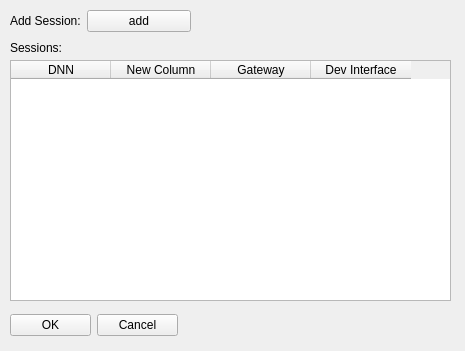
The window that netflux5g-editor/src/gui/ui/UPF_properties.ui (adaptivenetworklab/NetFlux5G) describes before a commit, drawn with Qt 5.
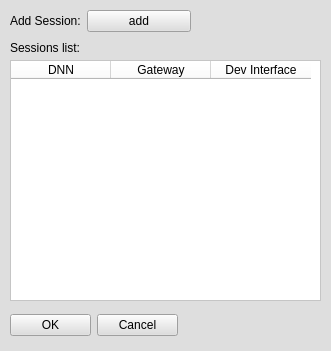
The same window after the commit.

The edit to the form file:
```diff
--- a/netflux5g-editor/src/gui/ui/UPF_properties.ui
+++ b/netflux5g-editor/src/gui/ui/UPF_properties.ui
@@ -6,33 +6,34 @@
    <rect>
     <x>0</x>
     <y>0</y>
-    <width>465</width>
+    <width>331</width>
     <height>351</height>
    </rect>
   </property>
   <property name="windowTitle">
    <string>MainWindow</string>
   </property>
+  <property name="styleSheet">
+   <string notr="true">background-color: rgb(222, 222, 222);</string>
+  </property>
   <widget class="QWidget" name="centralwidget">
    <widget class="QTableWidget" name="tableWidget_2">
     <property name="geometry">
      <rect>
       <x>10</x>
       <y>60</y>
-      <width>441</width>
+      <width>311</width>
       <height>241</height>
      </rect>
     </property>
+    <property name="styleSheet">
+     <string notr="true">background-color: rgb(255, 255, 255);</string>
+    </property>
     <column>
      <property name="text">
       <string>DNN</string>
      </property>
     </column>
-    <column>
-     <property name="text">
-      <string>New Column</string>
-     </property>
-    </column>
     <column>
      <property name="text">
       <string>Gateway</string>
@@ -54,7 +55,7 @@
      </rect>
     </property>
     <property name="text">
-     <string>Sessions:</string>
+     <string>Sessions list:</string>
     </property>
    </widget>
    <widget class="QWidget" name="gridLayoutWidget">
```
Left out of the diff: 8 changed lines with no effect on the pictures.
